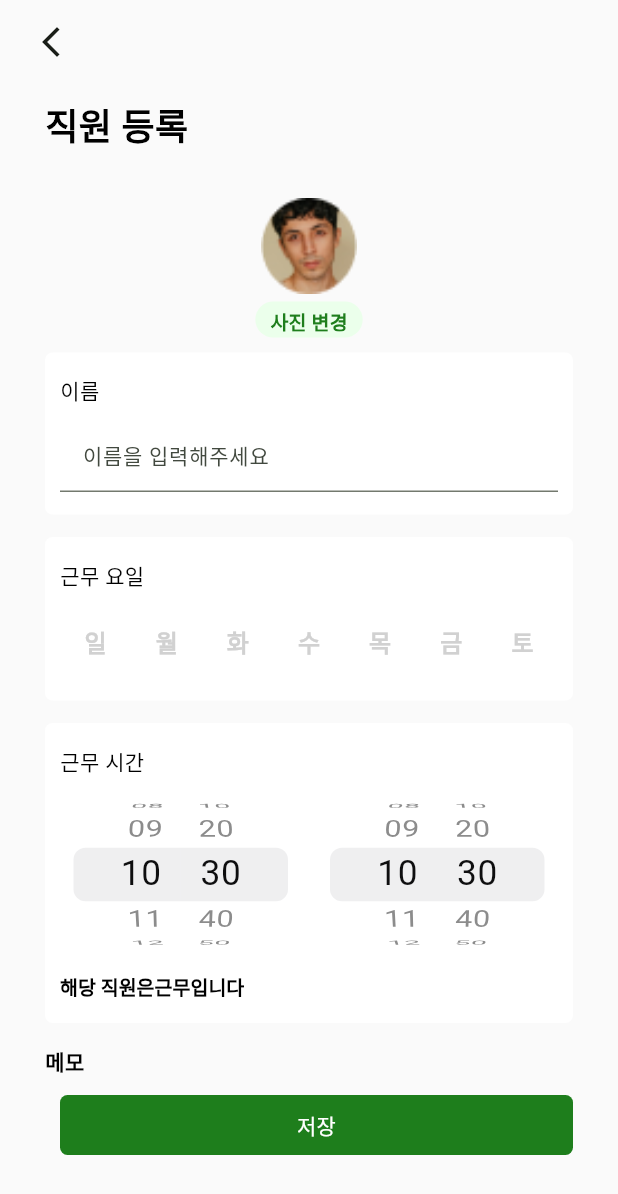
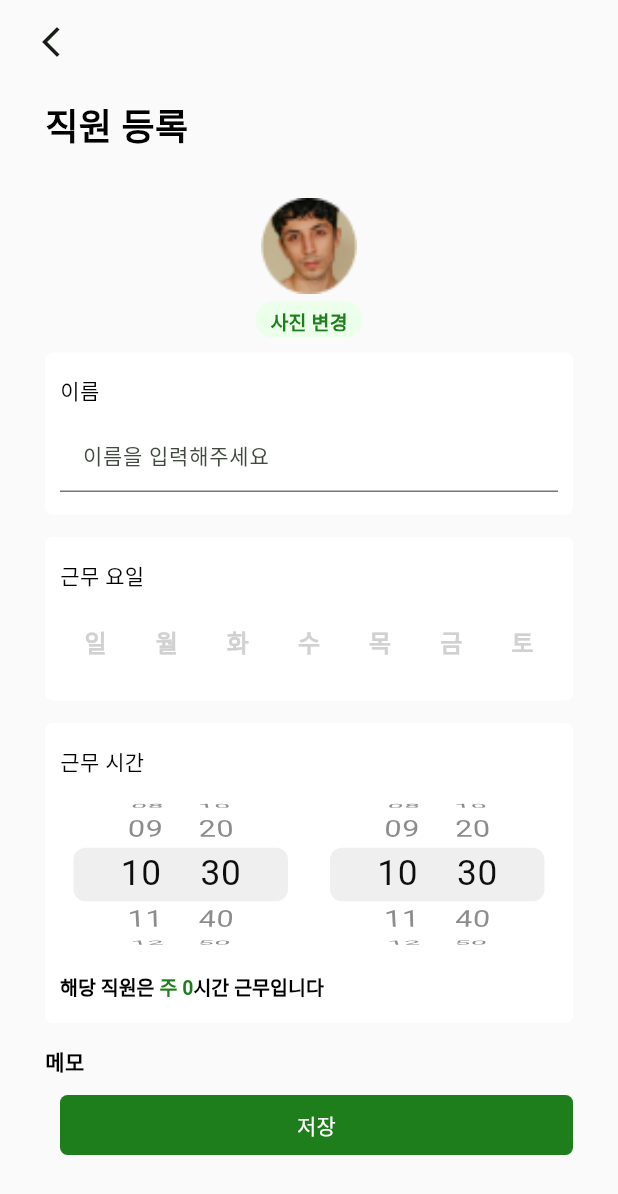
Before and after one commit to Blueberry-team-assignment/staful, a Flutter app: the StaffRegisterScreen screen opened directly with empty values, on a phone screen of 412 x 824 dp. Shown: the top 1194 px of the screen. Run offline on Flutter 3.47's test engine with Material 3 defaults, Android fonts, the phone set to English and light mode, and no system bars; our stand-ins replace cloud_firestore, easy_localization, firebase_auth, firebase_core, flutter_riverpod, flutter_svg and 4 more; missing offline and left inert: two_dimensional_scrollables; accounts and stored records are empty; Roboto replaces fonts that are missing (MainFont).

Commit message:
impl workHoursOfWeek

```diff
--- a/staful/lib/data/models/staff_model.dart
+++ b/staful/lib/data/models/staff_model.dart
@@ -80,6 +80,18 @@ class Staff {
     isVisible = show;
   }
 
+  // 주간 근무 시간을 계산하는 메서드
+  Map<String, int> get weeklyWorkingHours {
+    if (workDays == null || workDays?.length == 0) {
+      return {"hour": 0, "minute": 0};
+    }
+    final dailyWorkMinutes = workHours?.workDurationInMinutes ?? 0;
+    final totalWorkMinutes =
+        dailyWorkMinutes * workDays!.length; // 모든 요일의 근무시간은 동일하다고 가정
+
+    return {"hour": totalWorkMinutes ~/ 60, "minute": totalWorkMinutes % 60};
+  }
+
   // Firestore 데이터를 기반으로 인스턴스를 생성하는 팩토리 메서드
   factory Staff.fromFirestore(Map<String, dynamic> data) {
     final workHourData = data["workHours"] as Map<String, dynamic>?;
--- a/staful/lib/feature/staff/container/staff_screen_container.dart
+++ b/staful/lib/feature/staff/container/staff_screen_container.dart
@@ -1,7 +1,6 @@
 import 'package:flutter/material.dart';
 import 'package:flutter_riverpod/flutter_riverpod.dart';
 import 'package:staful/data/models/staff_model.dart';
-import 'package:staful/feature/auth/log_in/log_in_provider.dart';
 import 'package:staful/feature/auth/sign_up/sign_up_screen.dart';
 import 'package:staful/feature/staff/provider/staff_provider.dart';
 import 'package:staful/feature/staff/ui/staff_screen.dart';
--- a/staful/lib/feature/staff/provider/staff_info_provider.dart
+++ b/staful/lib/feature/staff/provider/staff_info_provider.dart
@@ -45,7 +45,7 @@ class StaffInfoNotifier extends StateNotifier<StaffInfoState> {
 
   void saveChanges(String uid) {
     state = state.copyWith(originalStaffInfo: state.editableStaffInfo);
-    print('update staff id : ${state.editableStaffInfo?.staffId}');
+
     final updateStaffDto = UpdateStaffDto(
       staffId: state.editableStaffInfo!.staffId,
       name: state.editableStaffInfo?.name,
@@ -119,7 +119,7 @@ class StaffInfoNotifier extends StateNotifier<StaffInfoState> {
       // sync staffList
       final staffNotifier = _ref.read(staffNotifierProvider.notifier);
       staffNotifier.state = staffNotifier.state.copyWith(
-        staffList: [...?staffNotifier.state.staffList, newStaff],
+        staffList: [newStaff, ...?staffNotifier.state.staffList],
       );
       state = state.copyWith(createdStaffInfo: newStaff, isLoading: false);
     } catch (e) {
--- a/staful/lib/feature/staff/ui/staff_register_screen.dart
+++ b/staful/lib/feature/staff/ui/staff_register_screen.dart
@@ -1,6 +1,7 @@
 import 'package:flutter/material.dart';
 import 'package:staful/data/models/staff_model.dart';
 import 'package:staful/utils/app_styles.dart';
+import 'package:staful/utils/constants.dart';
 import 'package:staful/utils/time_utils.dart';
 import 'package:image_picker/image_picker.dart';
 import 'package:staful/ui/layouts/app_layout.dart';
@@ -32,9 +33,7 @@ class _StaffRegisterScreenState extends State<StaffRegisterScreen> {
   final TextEditingController memoFieldController = TextEditingController();
   final ImagePicker _picker = ImagePicker();
   String? imagePath; // 선택된 이미지 경로
-  late TimeRange updatedSchedule = TimeRange(
-      startTime: const TimeOfDay(hour: 0, minute: 0),
-      endTime: const TimeOfDay(hour: 24, minute: 0));
+  late TimeRange updatedSchedule = defaultTimeRange;
 
   @override
   void dispose() {
@@ -254,10 +253,25 @@ class _StaffRegisterScreenState extends State<StaffRegisterScreen> {
                                     children: [
                                       const TextSpan(text: "해당 직원은"),
                                       TextSpan(
-                                          // text: " 주 $weeklyWorkTime ",
+                                          text:
+                                              " 주 ${widget.staff.weeklyWorkingHours["hour"]}",
                                           style: TextStyle(
                                               color: Theme.of(context)
                                                   .primaryColor)),
+                                      const TextSpan(text: "시간 "),
+                                      if (widget.staff
+                                              .weeklyWorkingHours["minute"] !=
+                                          0)
+                                        TextSpan(
+                                            text:
+                                                "${widget.staff.weeklyWorkingHours["minute"]}",
+                                            style: TextStyle(
+                                                color: Theme.of(context)
+                                                    .primaryColor)),
+                                      if (widget.staff
+                                              .weeklyWorkingHours["minute"] !=
+                                          0)
+                                        const TextSpan(text: "분 "),
                                       const TextSpan(text: "근무입니다"),
                                     ],
                                   ),
--- a/staful/lib/ui/screens/calendar/calendar_screen.dart
+++ b/staful/lib/ui/screens/calendar/calendar_screen.dart
@@ -3,7 +3,7 @@ import 'package:flutter/material.dart';
 import 'package:flutter_riverpod/flutter_riverpod.dart';
 import 'package:staful/feature/staff/provider/staff_provider.dart';
 import 'package:staful/ui/screens/calendar/schedule_screen.dart';
-import 'package:staful/utils/dummies.dart';
+import 'package:staful/utils/constants.dart';
 import 'package:staful/utils/navigation_helpers.dart';
 import 'package:staful/ui/widgets/staff_profile_widget.dart';
 import 'package:table_calendar/table_calendar.dart';
--- a/staful/lib/ui/screens/payroll/detail_screens/staff_search_screen.dart
+++ b/staful/lib/ui/screens/payroll/detail_screens/staff_search_screen.dart
@@ -5,7 +5,7 @@ import 'package:staful/data/models/staff_model.dart';
 import 'package:staful/ui/widgets/column_item_container.dart';
 import 'package:staful/feature/staff/ui/staff_info_screen.dart';
 import 'package:staful/utils/app_styles.dart';
-import 'package:staful/utils/dummies.dart';
+import 'package:staful/utils/constants.dart';
 import 'package:staful/ui/widgets/confirmation_dialog.dart';
 import 'package:staful/ui/widgets/overlay_search_results_widget.dart';
 import 'package:staful/ui/widgets/save_cancel_footer.dart';
--- a/staful/lib/ui/screens/payroll/detail_screens/template_detail_screen.dart
+++ b/staful/lib/ui/screens/payroll/detail_screens/template_detail_screen.dart
@@ -10,7 +10,7 @@ import 'package:staful/ui/widgets/column_item_container.dart';
 import 'package:staful/feature/staff/ui/staff_info_screen.dart';
 import 'package:staful/utils/app_styles.dart';
 import 'package:staful/utils/currency_formatter.dart';
-import 'package:staful/utils/dummies.dart';
+import 'package:staful/utils/constants.dart';
 import 'package:staful/ui/widgets/save_cancel_footer.dart';
 import 'package:staful/ui/widgets/simple_text_button_widget.dart';
 import 'package:staful/ui/widgets/staff_profile_widget.dart';
--- a/staful/lib/ui/widgets/work_days_row.dart
+++ b/staful/lib/ui/widgets/work_days_row.dart
@@ -2,7 +2,7 @@ import 'package:flutter/material.dart';
 import 'package:flutter_riverpod/flutter_riverpod.dart';
 import 'package:staful/data/models/staff_model.dart';
 import 'package:staful/utils/app_styles.dart';
-import 'package:staful/utils/dummies.dart';
+import 'package:staful/utils/constants.dart';
 import 'package:staful/feature/staff/provider/staff_info_provider.dart';
 
 class WorkDaysRow extends StatelessWidget {
--- /dev/null
+++ b/staful/lib/utils/constants.dart
@@ -0,0 +1,17 @@
+import 'package:flutter/material.dart';
+import 'package:staful/utils/time_utils.dart';
+
+const mapOfWorkDays = {
+  "sun": "일",
+  "mon": "월",
+  "tue": "화",
+  "wed": "수",
+  "thu": "목",
+  "fri": "금",
+  "sat": "토",
+};
+
+final defaultTimeRange = TimeRange(
+  startTime: const TimeOfDay(hour: 9, minute: 0),
+  endTime: const TimeOfDay(hour: 18, minute: 0),
+);
--- a/staful/lib/utils/dummies.dart
+++ /dev/null
@@ -1,120 +0,0 @@
-// // ignore_for_file: non_constant_identifier_names
-
-// import 'package:flutter/material.dart';
-// import 'package:staful/domain/models/staff_model.dart';
-// import 'package:staful/domain/models/template_model.dart';
-// import 'package:staful/domain/utils/time_utils.dart';
-
-// final TEMPLATES = [
-//   Template(
-//     name: "평일 마감 템플릿",
-//     payDetails: [
-//       PayDetail(description: "식대", amount: 80000, type: PayType.fixed),
-//       PayDetail(description: "시급", amount: 10000, type: PayType.hourly),
-//     ],
-//     staffList: [],
-//     templateId: 0,
-//   ),
-//   Template(
-//     name: "주말 마감 템플릿",
-//     payDetails: [
-//       PayDetail(description: "식대", amount: 50000, type: PayType.fixed),
-//       PayDetail(description: "시급", amount: 12000, type: PayType.hourly),
-//     ],
-//     staffList: [],
-//     templateId: 1,
-//   )
-// ];
-
-// final List<Staff> STAFFS = [
-//   Staff(
-//     name: "이나라",
-//     image: "Ellipse 2.png",
-//     workDays: ["mon", "tue", "fri"],
-//     workHours: TimeRange(
-//         startTime: const TimeOfDay(hour: 10, minute: 0),
-//         endTime: const TimeOfDay(hour: 18, minute: 0)),
-//     workDate: [],
-//     templateId: 0,
-//   ),
-//   Staff(
-//     name: "김경민",
-//     image: "Ellipse 3.png",
-//     workDays: ["wed", "thu", "fri"],
-//     workHours: TimeRange(
-//         startTime: const TimeOfDay(hour: 13, minute: 0),
-//         endTime: const TimeOfDay(hour: 22, minute: 0)),
-//     workDate: [],
-//     templateId: 0,
-//   ),
-//   Staff(
-//     name: "김선미",
-//     image: "Ellipse 4.png",
-//     workDays: ["mon", "thu"],
-//     workHours: TimeRange(
-//         startTime: const TimeOfDay(hour: 13, minute: 0),
-//         endTime: const TimeOfDay(hour: 20, minute: 0)),
-//     workDate: [],
-//     templateId: 0,
-//   ),
-//   Staff(
-//     name: "신동찬",
-//     image: "Ellipse 5.png",
-//     workDays: ["sun", "tue", "sat"],
-//     workHours: TimeRange(
-//         startTime: const TimeOfDay(hour: 8, minute: 0),
-//         endTime: const TimeOfDay(hour: 18, minute: 0)),
-//     workDate: [],
-//     templateId: 1,
-//   ),
-//   Staff(
-//     name: "매니저",
-//     image: "Ellipse 2.png",
-//     workDays: ["mon", "wed", "fri"],
-//     workHours: TimeRange(
-//         startTime: const TimeOfDay(hour: 9, minute: 0),
-//         endTime: const TimeOfDay(hour: 18, minute: 0)),
-//     workDate: [],
-//     templateId: 1,
-//   ),
-//   Staff(
-//     name: "김수한무거북",
-//     image: "Ellipse 3.png",
-//     workDays: ["mon", "tue", "sat"],
-//     workHours: TimeRange(
-//         startTime: const TimeOfDay(hour: 10, minute: 30),
-//         endTime: const TimeOfDay(hour: 15, minute: 0)),
-//     workDate: [],
-//     templateId: 1,
-//   ),
-//   Staff(
-//     name: "김수한무",
-//     image: "Ellipse 4.png",
-//     workDays: ["sun", "thu", "fri"],
-//     workHours: TimeRange(
-//         startTime: const TimeOfDay(hour: 11, minute: 0),
-//         endTime: const TimeOfDay(hour: 19, minute: 0)),
-//     workDate: [],
-//     templateId: 1,
-//   ),
-//   Staff(
-//     name: "Steive Kim",
-//     image: "Ellipse 5.png",
-//     workDays: ["mon", "wed", "sun"],
-//     workHours: TimeRange(
-//         startTime: const TimeOfDay(hour: 9, minute: 30),
-//         endTime: const TimeOfDay(hour: 17, minute: 30)),
-//     workDate: [],
-//     templateId: 0,
-//   ),
-// ];
-
-final mapOfWorkDays = {
-  "sun": "일",
-  "mon": "월",
-  "tue": "화",
-  "wed": "수",
-  "thu": "목",
-  "fri": "금",
-  "sat": "토",
-};
```
Also changed, not shown: staful/lib/feature/staff/ui/staff_info_screen.dart (+18 -4 lines).
